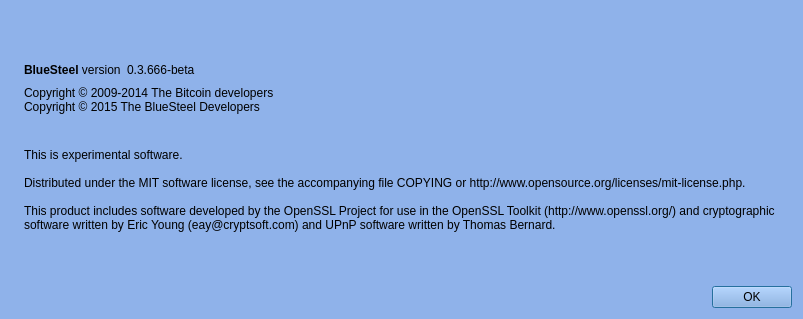
BlueSteelCoin/bluesteel, file src/qt/forms/aboutdialog.ui: the form before one commit.
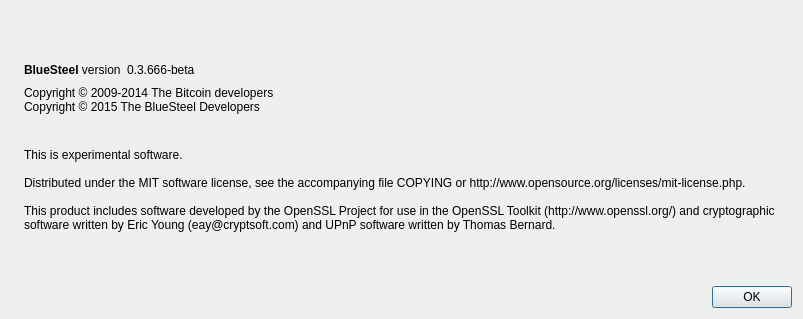
The form after the commit. Icons and pictures are not drawn.

Diff of the .ui file:
```diff
--- a/src/qt/forms/aboutdialog.ui
+++ b/src/qt/forms/aboutdialog.ui
@@ -10,421 +10,6 @@
     <height>319</height>
    </rect>
   </property>
-  <property name="palette">
-   <palette>
-    <active>
-     <colorrole role="WindowText">
-      <brush brushstyle="SolidPattern">
-       <color alpha="255">
-        <red>0</red>
-        <green>0</green>
-        <blue>0</blue>
-       </color>
-      </brush>
-     </colorrole>
-     <colorrole role="Button">
-      <brush brushstyle="SolidPattern">
-       <color alpha="238">
-        <red>135</red>
-        <green>173</green>
-        <blue>232</blue>
-       </color>
-      </brush>
-     </colorrole>
-     <colorrole role="Light">
-      <brush brushstyle="SolidPattern">
-       <color alpha="238">
-        <red>241</red>
-        <green>247</green>
-        <blue>255</blue>
-       </color>
-      </brush>
-     </colorrole>
-     <colorrole role="Midlight">
-      <brush brushstyle="SolidPattern">
-       <color alpha="238">
-        <red>188</red>
-        <green>210</green>
-        <blue>243</blue>
-       </color>
-      </brush>
-     </colorrole>
-     <colorrole role="Dark">
-      <brush brushstyle="SolidPattern">
-       <color alpha="238">
-        <red>67</red>
-        <green>86</green>
-        <blue>116</blue>
-       </color>
-      </brush>
-     </colorrole>
-     <colorrole role="Mid">
-      <brush brushstyle="SolidPattern">
-       <color alpha="238">
-        <red>90</red>
-        <green>115</green>
-        <blue>154</blue>
-       </color>
-      </brush>
-     </colorrole>
-     <colorrole role="Text">
-      <brush brushstyle="SolidPattern">
-       <color alpha="255">
-        <red>0</red>
-        <green>0</green>
-        <blue>0</blue>
-       </color>
-      </brush>
-     </colorrole>
-     <colorrole role="BrightText">
-      <brush brushstyle="SolidPattern">
-       <color alpha="255">
-        <red>255</red>
-        <green>255</green>
-        <blue>255</blue>
-       </color>
-      </brush>
-     </colorrole>
-     <colorrole role="ButtonText">
-      <brush brushstyle="SolidPattern">
-       <color alpha="255">
-        <red>0</red>
-        <green>0</green>
-        <blue>0</blue>
-       </color>
-      </brush>
-     </colorrole>
-     <colorrole role="Base">
-      <brush brushstyle="SolidPattern">
-       <color alpha="255">
-        <red>255</red>
-        <green>255</green>
-        <blue>255</blue>
-       </color>
-      </brush>
-     </colorrole>
-     <colorrole role="Window">
-      <brush brushstyle="SolidPattern">
-       <color alpha="238">
-        <red>135</red>
-        <green>173</green>
-        <blue>232</blue>
-       </color>
-      </brush>
-     </colorrole>
-     <colorrole role="Shadow">
-      <brush brushstyle="SolidPattern">
-       <color alpha="255">
-        <red>0</red>
-        <green>0</green>
-        <blue>0</blue>
-       </color>
-      </brush>
-     </colorrole>
-     <colorrole role="AlternateBase">
-      <brush brushstyle="SolidPattern">
-       <color alpha="246">
-        <red>195</red>
-        <green>214</green>
-        <blue>243</blue>
-       </color>
-      </brush>
-     </colorrole>
-     <colorrole role="ToolTipBase">
-      <brush brushstyle="SolidPattern">
-       <color alpha="255">
-        <red>255</red>
-        <green>255</green>
-        <blue>220</blue>
-       </color>
-      </brush>
-     </colorrole>
-     <colorrole role="ToolTipText">
-      <brush brushstyle="SolidPattern">
-       <color alpha="255">
-        <red>0</red>
-        <green>0</green>
-        <blue>0</blue>
-       </color>
-      </brush>
-     </colorrole>
-    </active>
-    <inactive>
-     <colorrole role="WindowText">
-      <brush brushstyle="SolidPattern">
-       <color alpha="255">
-        <red>0</red>
-        <green>0</green>
-        <blue>0</blue>
-       </color>
-      </brush>
-     </colorrole>
-     <colorrole role="Button">
-      <brush brushstyle="SolidPattern">
-       <color alpha="238">
-        <red>135</red>
-        <green>173</green>
-        <blue>232</blue>
-       </color>
-      </brush>
-     </colorrole>
-     <colorrole role="Light">
-      <brush brushstyle="SolidPattern">
-       <color alpha="238">
-        <red>241</red>
-        <green>247</green>
-        <blue>255</blue>
-       </color>
-      </brush>
-     </colorrole>
-     <colorrole role="Midlight">
-      <brush brushstyle="SolidPattern">
-       <color alpha="238">
-        <red>188</red>
-        <green>210</green>
-        <blue>243</blue>
-       </color>
-      </brush>
-     </colorrole>
-     <colorrole role="Dark">
-      <brush brushstyle="SolidPattern">
-       <color alpha="238">
-        <red>67</red>
-        <green>86</green>
-        <blue>116</blue>
-       </color>
-      </brush>
-     </colorrole>
-     <colorrole role="Mid">
-      <brush brushstyle="SolidPattern">
-       <color alpha="238">
-        <red>90</red>
-        <green>115</green>
-        <blue>154</blue>
-       </color>
-      </brush>
-     </colorrole>
-     <colorrole role="Text">
-      <brush brushstyle="SolidPattern">
-       <color alpha="255">
-        <red>0</red>
-        <green>0</green>
-        <blue>0</blue>
-       </color>
-      </brush>
-     </colorrole>
-     <colorrole role="BrightText">
-      <brush brushstyle="SolidPattern">
-       <color alpha="255">
-        <red>255</red>
-        <green>255</green>
-        <blue>255</blue>
-       </color>
-      </brush>
-     </colorrole>
-     <colorrole role="ButtonText">
-      <brush brushstyle="SolidPattern">
-       <color alpha="255">
-        <red>0</red>
-        <green>0</green>
-        <blue>0</blue>
-       </color>
-      </brush>
-     </colorrole>
-     <colorrole role="Base">
-      <brush brushstyle="SolidPattern">
-       <color alpha="255">
-        <red>255</red>
-        <green>255</green>
-        <blue>255</blue>
-       </color>
-      </brush>
-     </colorrole>
-     <colorrole role="Window">
-      <brush brushstyle="SolidPattern">
-       <color alpha="238">
-        <red>135</red>
-        <green>173</green>
-        <blue>232</blue>
-       </color>
-      </brush>
-     </colorrole>
-     <colorrole role="Shadow">
-      <brush brushstyle="SolidPattern">
-       <color alpha="255">
-        <red>0</red>
-        <green>0</green>
-        <blue>0</blue>
-       </color>
-      </brush>
-     </colorrole>
-     <colorrole role="AlternateBase">
-      <brush brushstyle="SolidPattern">
-       <color alpha="246">
-        <red>195</red>
-        <green>214</green>
-        <blue>243</blue>
-       </color>
-      </brush>
-     </colorrole>
-     <colorrole role="ToolTipBase">
-      <brush brushstyle="SolidPattern">
-       <color alpha="255">
-        <red>255</red>
-        <green>255</green>
-        <blue>220</blue>
-       </color>
-      </brush>
-     </colorrole>
-     <colorrole role="ToolTipText">
-      <brush brushstyle="SolidPattern">
-       <color alpha="255">
-        <red>0</red>
-        <green>0</green>
-        <blue>0</blue>
-       </color>
-      </brush>
-     </colorrole>
-    </inactive>
-    <disabled>
-     <colorrole role="WindowText">
-      <brush brushstyle="SolidPattern">
-       <color alpha="238">
-        <red>67</red>
-        <green>86</green>
-        <blue>116</blue>
-       </color>
-      </brush>
-     </colorrole>
-     <colorrole role="Button">
-      <brush brushstyle="SolidPattern">
-       <color alpha="238">
-        <red>135</red>
-        <green>173</green>
-        <blue>232</blue>
-       </color>
-      </brush>
-     </colorrole>
-     <colorrole role="Light">
-      <brush brushstyle="SolidPattern">
-       <color alpha="238">
-        <red>241</red>
-        <green>247</green>
-        <blue>255</blue>
-       </color>
-      </brush>
-     </colorrole>
-     <colorrole role="Midlight">
-      <brush brushstyle="SolidPattern">
-       <color alpha="238">
-        <red>188</red>
-        <green>210</green>
-        <blue>243</blue>
-       </color>
-      </brush>
-     </colorrole>
-     <colorrole role="Dark">
-      <brush brushstyle="SolidPattern">
-       <color alpha="238">
-        <red>67</red>
-        <green>86</green>
-        <blue>116</blue>
-       </color>
-      </brush>
-     </colorrole>
-     <colorrole role="Mid">
-      <brush brushstyle="SolidPattern">
-       <color alpha="238">
-        <red>90</red>
-        <green>115</green>
-        <blue>154</blue>
-       </color>
-      </brush>
-     </colorrole>
-     <colorrole role="Text">
-      <brush brushstyle="SolidPattern">
-       <color alpha="238">
-        <red>67</red>
-        <green>86</green>
-        <blue>116</blue>
-       </color>
-      </brush>
-     </colorrole>
-     <colorrole role="BrightText">
-      <brush brushstyle="SolidPattern">
-       <color alpha="255">
-        <red>255</red>
-        <green>255</green>
-        <blue>255</blue>
-       </color>
-      </brush>
-     </colorrole>
-     <colorrole role="ButtonText">
-      <brush brushstyle="SolidPattern">
-       <color alpha="238">
-        <red>67</red>
-        <green>86</green>
-        <blue>116</blue>
-       </color>
-      </brush>
-     </colorrole>
-     <colorrole role="Base">
-      <brush brushstyle="SolidPattern">
-       <color alpha="238">
-        <red>135</red>
-        <green>173</green>
-        <blue>232</blue>
-       </color>
-      </brush>
-     </colorrole>
-     <colorrole role="Window">
-      <brush brushstyle="SolidPattern">
-       <color alpha="238">
-        <red>135</red>
-        <green>173</green>
-        <blue>232</blue>
-       </color>
-      </brush>
-     </colorrole>
-     <colorrole role="Shadow">
-      <brush brushstyle="SolidPattern">
-       <color alpha="255">
-        <red>0</red>
-        <green>0</green>
-        <blue>0</blue>
-       </color>
-      </brush>
-     </colorrole>
-     <colorrole role="AlternateBase">
-      <brush brushstyle="SolidPattern">
-       <color alpha="238">
-        <red>135</red>
-        <green>173</green>
-        <blue>232</blue>
-       </color>
-      </brush>
-     </colorrole>
-     <colorrole role="ToolTipBase">
-      <brush brushstyle="SolidPattern">
-       <color alpha="255">
-        <red>255</red>
-        <green>255</green>
-        <blue>220</blue>
-       </color>
-      </brush>
-     </colorrole>
-     <colorrole role="ToolTipText">
-      <brush brushstyle="SolidPattern">
-       <color alpha="255">
-        <red>0</red>
-        <green>0</green>
-        <blue>0</blue>
-       </color>
-      </brush>
-     </colorrole>
-    </disabled>
-   </palette>
-  </property>
   <property name="windowTitle">
    <string>About BlueSteel</string>
   </property>
```
